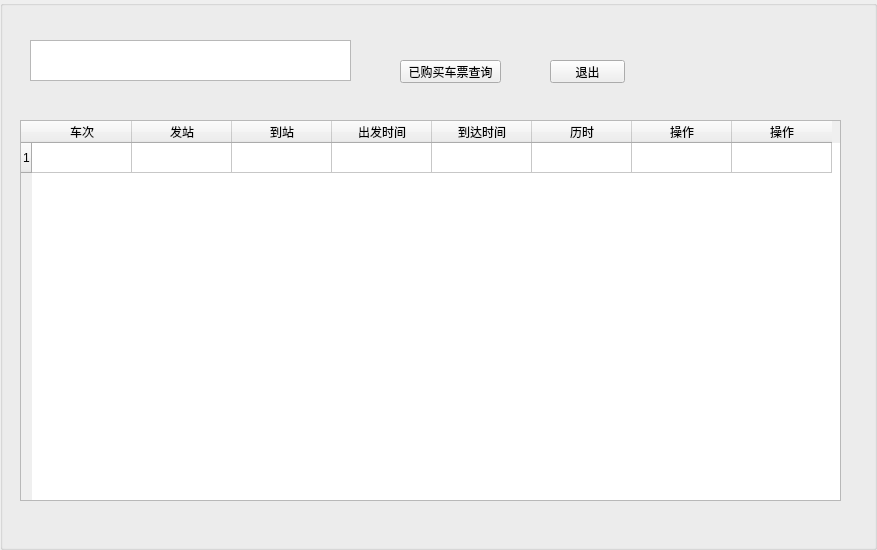
Above: src/dialog1.ui from PuLing0/sdu_Clanguage_Homework before the change. Below: the same form after it.
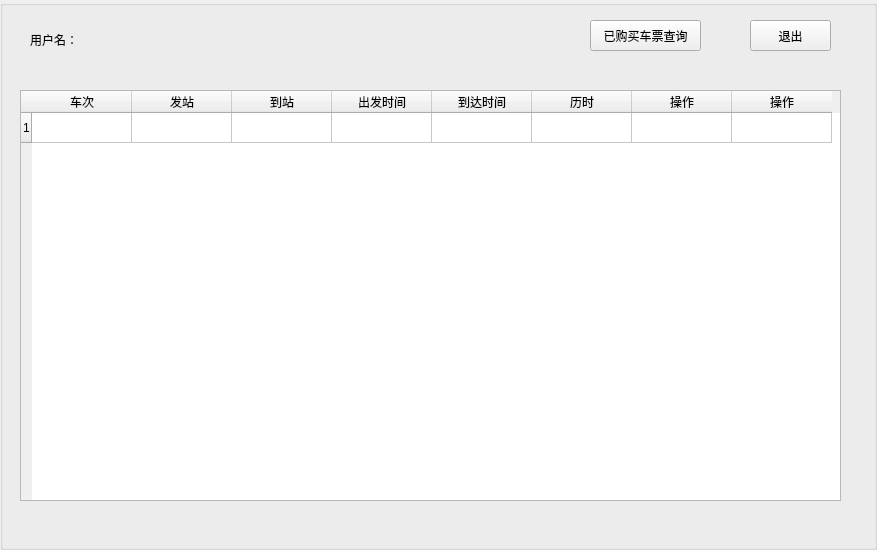
That is the form after the change.

```diff
--- a/src/dialog1.ui
+++ b/src/dialog1.ui
@@ -17,9 +17,9 @@
    <property name="geometry">
     <rect>
      <x>20</x>
-     <y>120</y>
+     <y>90</y>
      <width>821</width>
-     <height>381</height>
+     <height>411</height>
     </rect>
    </property>
    <row>
@@ -71,10 +71,10 @@
   <widget class="QPushButton" name="pushButton">
    <property name="geometry">
     <rect>
-     <x>400</x>
-     <y>60</y>
-     <width>101</width>
-     <height>23</height>
+     <x>590</x>
+     <y>20</y>
+     <width>111</width>
+     <height>31</height>
     </rect>
    </property>
    <property name="text">
@@ -84,34 +84,43 @@
   <widget class="QPushButton" name="pushButton_2">
    <property name="geometry">
     <rect>
-     <x>550</x>
-     <y>60</y>
-     <width>75</width>
-     <height>23</height>
+     <x>750</x>
+     <y>20</y>
+     <width>81</width>
+     <height>31</height>
     </rect>
    </property>
    <property name="text">
     <string>退出</string>
    </property>
   </widget>
-  <widget class="QTextEdit" name="textEdit_2">
+  <widget class="QLabel" name="label">
    <property name="geometry">
     <rect>
      <x>30</x>
-     <y>40</y>
-     <width>321</width>
-     <height>41</height>
+     <y>30</y>
+     <width>221</width>
+     <height>20</height>
     </rect>
    </property>
    <property name="styleSheet">
-    <string notr="true">font: 25 16pt &quot;等线 Light&quot;;</string>
+    <string notr="true">font: 16pt &quot;宋体&quot;;</string>
    </property>
-   <property name="html">
-    <string>&lt;!DOCTYPE HTML PUBLIC &quot;-//W3C//DTD HTML 4.0//EN&quot; &quot;http://www.w3.org/TR/REC-html40/strict.dtd&quot;&gt;
-&lt;html&gt;&lt;head&gt;&lt;meta name=&quot;qrichtext&quot; content=&quot;1&quot; /&gt;&lt;style type=&quot;text/css&quot;&gt;
-p, li { white-space: pre-wrap; }
-&lt;/style&gt;&lt;/head&gt;&lt;body style=&quot; font-family:'等线 Light'; font-size:16pt; font-weight:24; font-style:normal;&quot;&gt;
-&lt;p style=&quot;-qt-paragraph-type:empty; margin-top:0px; margin-bottom:0px; margin-left:0px; margin-right:0px; -qt-block-indent:0; text-indent:0px;&quot;&gt;&lt;br /&gt;&lt;/p&gt;&lt;/body&gt;&lt;/html&gt;</string>
+   <property name="text">
+    <string>用户名：</string>
+   </property>
+  </widget>
+  <widget class="QLabel" name="label_2">
+   <property name="geometry">
+    <rect>
+     <x>600</x>
+     <y>60</y>
+     <width>81</width>
+     <height>16</height>
+    </rect>
+   </property>
+   <property name="text">
+    <string/>
    </property>
   </widget>
  </widget>
```
Left out of the diff: 2 changed lines with no effect on the pictures.
